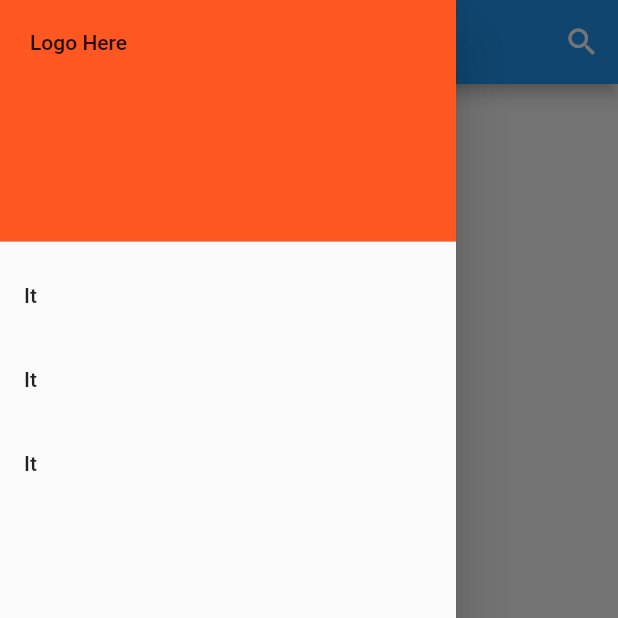
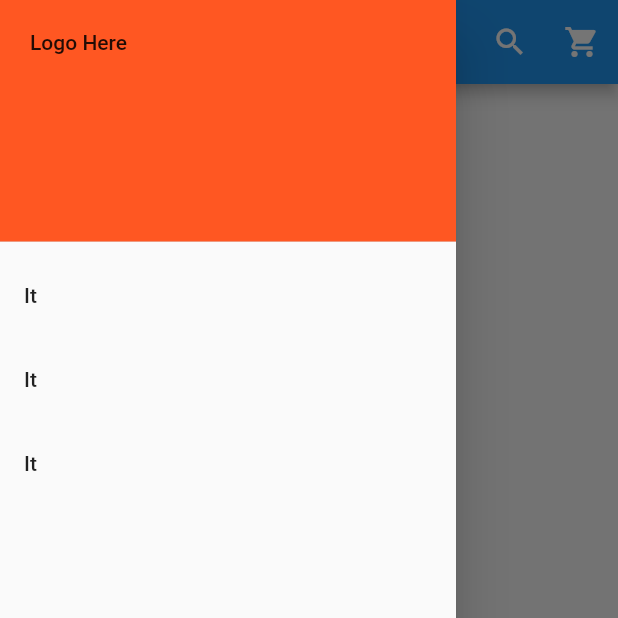
Before and after one commit to aarcoraci/flutter_testapp, a Flutter app: the MainView screen opened directly, with the side drawer open, on a phone screen of 412 x 824 dp, the top half of it. Run offline on Flutter 3.47's test engine with Material 2 defaults, Android fonts, the phone set to English and light mode, and no system bars; our stand-ins replace get_it.

Commit message:
added cart icon

```diff
--- a/lib/widgets/shared/custom_app_bar.dart
+++ b/lib/widgets/shared/custom_app_bar.dart
@@ -90,11 +90,16 @@ class _CustomAppBarState extends State<CustomAppBar> {
           icon: _showSearchBox
               ? const Icon(Icons.close)
               : const Icon(Icons.search),
-          tooltip: 'Show Snackbar',
+          tooltip: 'Toggle Search',
           onPressed: () {
             _toggleSearch();
           },
         ),
+        IconButton(
+          icon: const Icon(Icons.shopping_cart),
+          tooltip: 'Checkout',
+          onPressed: () {},
+        )
       ],
     );
   }
```
